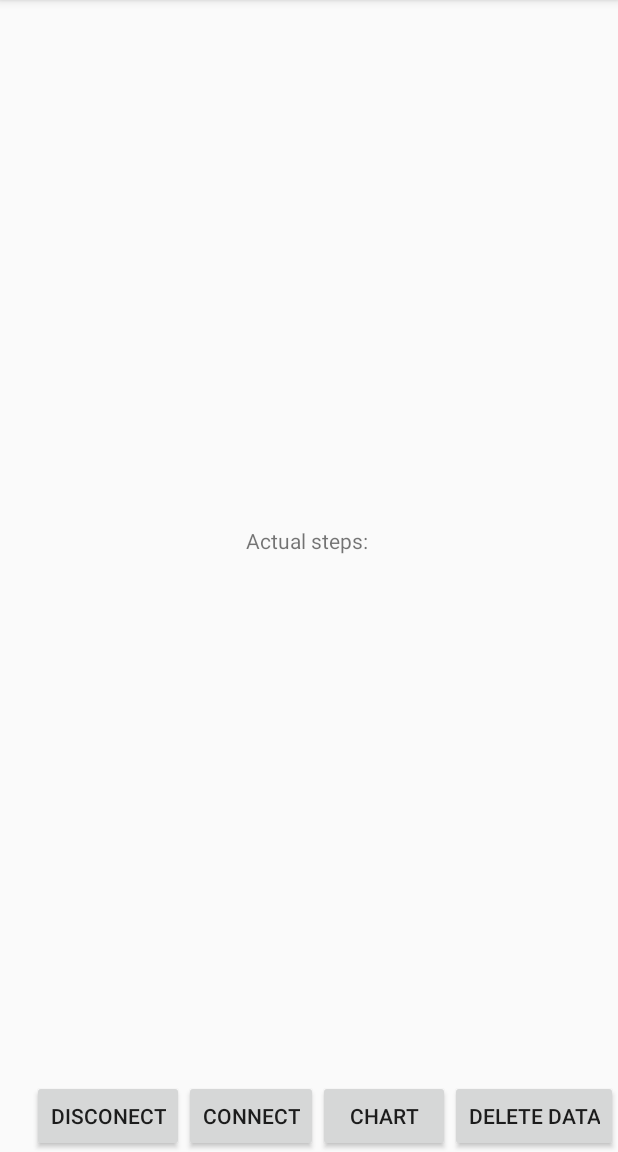
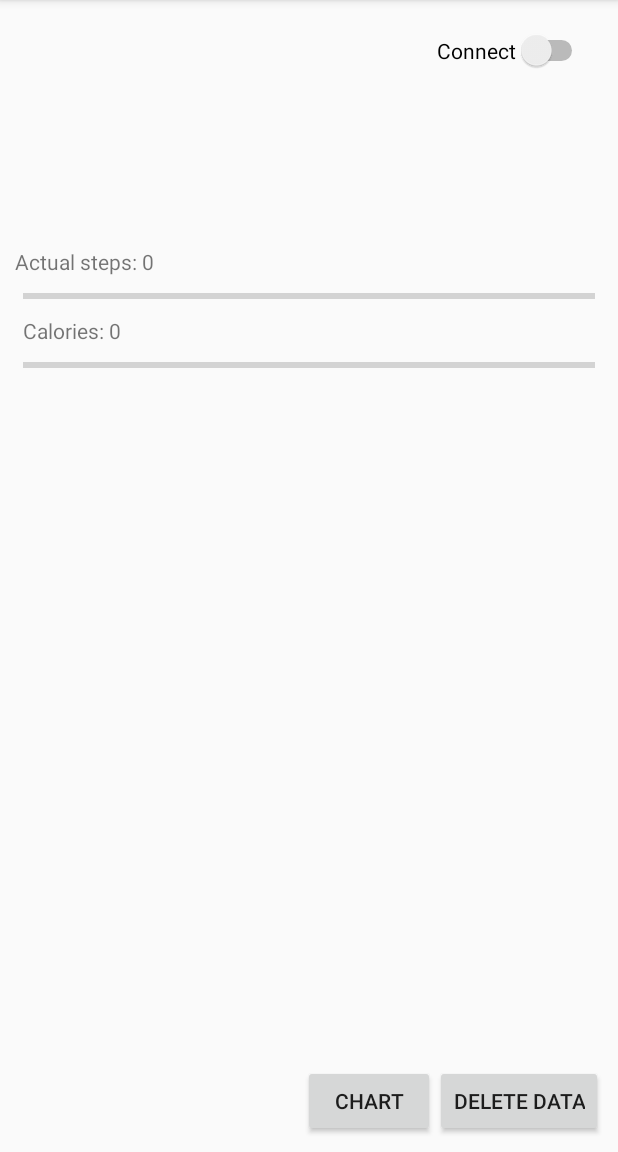
Before and after one commit to norbertFejer/SmartBand, an Android app: the screen it shows after launch (MainActivity), on a phone screen of 412 x 824 dp, the part 84-1236 px from its top. Run offline under Robolectric (Android 15) with nearby library versions, the phone set to English and light mode, and no system bars.

Commit message:
Fifth commit

```diff
--- a/app/src/main/java/com/example/elekesattila/smartband/ConnectBTAnswer.java
+++ b/app/src/main/java/com/example/elekesattila/smartband/ConnectBluetoothAnswer.java
@@ -1,5 +1,5 @@
 package com.example.elekesattila.smartband;
 
-public interface ConnectBTAnswer {
+public interface ConnectBluetoothAnswer {
     void isFinished(Boolean result);
 }
--- a/app/src/main/java/com/example/elekesattila/smartband/LineChartActivity.java
+++ b/app/src/main/java/com/example/elekesattila/smartband/LineChartActivity.java
@@ -6,6 +6,7 @@ import android.util.Log;
 
 import java.io.IOException;
 import java.text.SimpleDateFormat;
+import java.util.Calendar;
 
 import lecho.lib.hellocharts.model.LineChartData;
 import lecho.lib.hellocharts.model.Viewport;
@@ -28,7 +29,7 @@ public class LineChartActivity extends AppCompatActivity{
         try{
             Log.d(TAG, "Trying to load chart data.");
             stepChartData.setChartData();
-            updateChartData(new SimpleDateFormat("MMmdd").toString(), MainActivity.getStepCount());
+            updateChartData(new SimpleDateFormat("MMMdd").format(Calendar.getInstance().getTime()), MainActivity.getStepCount());
             lineChartData = stepChartData.getLineChartData();
         }
         catch (IOException e){
--- a/app/src/main/java/com/example/elekesattila/smartband/MainActivity.java
+++ b/app/src/main/java/com/example/elekesattila/smartband/MainActivity.java
@@ -1,24 +1,27 @@
 package com.example.elekesattila.smartband;
 
 import android.content.Intent;
+import android.os.Bundle;
 import android.support.v7.app.AppCompatActivity;
-import android.os.Bundle;
 import android.util.Log;
 import android.view.View;
 import android.widget.Button;
-import android.widget.RadioButton;
+import android.widget.CompoundButton;
+import android.widget.ProgressBar;
+import android.widget.Switch;
 import android.widget.TextView;
 import android.widget.Toast;
 
 import java.io.IOException;
-import java.util.concurrent.TimeUnit;
 
 public class MainActivity extends AppCompatActivity {
     private static final String TAG = "SmartBandMainActivity";
+    private static int stepCount;
+    private Button deleteButton, chartButton;
+    private Switch connectSwitch;
+    private static TextView stepCountView, caloriesView;
+    private static ProgressBar stepProgressBar, caloriesProgressbar;
     private static MessageHandler handler = new MessageHandler();
-    private static int stepCount;
-    private Button deleteButton, chartButton, connectButton, disconnectButton;
-    private static TextView stepCountView;
     private static SenderClass senderClass = new SenderClass();
     private BluetoothReceiverThread btrThread;
 
@@ -28,9 +31,13 @@ public class MainActivity extends AppCompatActivity {
 
         deleteButton = (Button) findViewById(R.id.DeleteButton);
         chartButton = (Button) findViewById(R.id.ChartButton);
-        connectButton = (Button) findViewById(R.id.ConnectButton);
         stepCountView = (TextView) findViewById(R.id.StepCountView);
-        disconnectButton = (Button) findViewById(R.id.DisconnectButton);
+        caloriesView = (TextView) findViewById(R.id.CaloriesView);
+        connectSwitch = (Switch)  findViewById(R.id.ConnectSwitch);
+        stepProgressBar = (ProgressBar) findViewById(R.id.StepProgressBar);
+        caloriesProgressbar = (ProgressBar) findViewById(R.id.CaloriesProgressBar);
+
+        setStepCount(0);
 
         NotificationListener.setBindListener(new NotificationBinder() {
             @Override
@@ -43,35 +50,11 @@ public class MainActivity extends AppCompatActivity {
                 Log.d(TAG, "Incoming call from: " + phoneNumber);
                 senderClass.sendIncomingPhoneCallNotification(phoneNumber);
             }
-        });
 
-        connectButton.setOnClickListener(new View.OnClickListener(){
-            public void onClick(View V){
-                Log.d(TAG, "Connecting.");
-                Toast.makeText(MainActivity.this, "Connecting...", Toast.LENGTH_SHORT).show();
-                new ConnectBT(senderClass, new ConnectBTAnswer() {
-                    @Override
-                    public void isFinished(Boolean connected) {
-                        Log.d(TAG, connected.toString());
-                        if (connected){
-                            Log.d(TAG, "Connected.");
-                            Toast.makeText(MainActivity.this, "Connected.", Toast.LENGTH_SHORT).show();
-                            btrThread = new BluetoothReceiverThread(senderClass.getBluetoothSocket(), handler);
-                            btrThread.start();
-                            senderClass.sendTime();
-                            try {
-                                TimeUnit.SECONDS.sleep(1);
-                            } catch (InterruptedException e) {
-                                Log.d(TAG, "Delay interrupted.");
-                            }
-                            senderClass.sendDate();
-                        }
-                        else{
-                            Log.d(TAG, "Connection failed.");
-                            Toast.makeText(MainActivity.this, "Connection failed.", Toast.LENGTH_SHORT).show();
-                        }
-                    }
-                }).execute();
+            @Override
+            public void endOfCall(){
+                Log.d(TAG, "Call ended.");
+                senderClass.sendEndOfNotification();
             }
         });
 
@@ -90,9 +73,32 @@ public class MainActivity extends AppCompatActivity {
             }
         });
 
-        disconnectButton.setOnClickListener(new View.OnClickListener(){
-            public void onClick(View V){
-               disconnect();
+        connectSwitch.setOnCheckedChangeListener(new CompoundButton.OnCheckedChangeListener() {
+            public void onCheckedChanged(CompoundButton buttonView, boolean isChecked) {
+                if (isChecked){
+                    Log.d(TAG, "Connecting.");
+                    Toast.makeText(MainActivity.this, "Connecting...", Toast.LENGTH_SHORT).show();
+                    new ConnectBluetooth(senderClass, new ConnectBluetoothAnswer() {
+                        @Override
+                        public void isFinished(Boolean connected) {
+                            Log.d(TAG, connected.toString());
+                            if (connected){
+                                Log.d(TAG, "Connected.");
+                                Toast.makeText(MainActivity.this, "Connected.", Toast.LENGTH_SHORT).show();
+                                btrThread = new BluetoothReceiverThread(senderClass.getBluetoothSocket(), handler);
+                                btrThread.start();
+                            }
+                            else{
+                                Log.d(TAG, "Connection failed.");
+                                Toast.makeText(MainActivity.this, "Connection failed.", Toast.LENGTH_SHORT).show();
+                                connectSwitch.setChecked(false);
+                            }
+                        }
+                    }).execute();
+                }
+                else{
+                    disconnect();
+                }
             }
         });
 
@@ -108,14 +114,14 @@ public class MainActivity extends AppCompatActivity {
             }
             @Override
             public void callReceived(String phoneNumber){
-                if (phoneNumber.equals("end")){
-                    Log.d(TAG, "Call ended.");
-                    senderClass.sendEndOfNotification();
-                }
-                else{
                     Log.d(TAG, "Incoming call from: " + phoneNumber);
                     senderClass.sendIncomingPhoneCallNotification(phoneNumber);
-                }
+            }
+
+            @Override
+            public void endOfCall(){
+                Log.d(TAG, "Call ended.");
+                senderClass.sendEndOfNotification();
             }
         });
     }
@@ -140,13 +146,25 @@ public class MainActivity extends AppCompatActivity {
     }
 
     public static void setStepCount(int stepCount) {
-        if (MainActivity.stepCount < stepCount){
+        Log.d(TAG, "Actual stepcount: " + MainActivity.stepCount);
+        Log.d(TAG, "Received stepcount: " + stepCount);
+        if (stepCount == 0){
+            Log.d(TAG, "Setting time.");
+            senderClass.sendTime();
+            senderClass.sendDate();
+        }
+        if (MainActivity.stepCount > stepCount){
             MainActivity.stepCount += stepCount;
             senderClass.sendStepCount(MainActivity.stepCount);
         }
         else{
             MainActivity.stepCount = stepCount;
         }
+        int calories = 6*MainActivity.stepCount/130;
         stepCountView.setText("Actual steps: " + MainActivity.stepCount);
+        caloriesView.setText("Calories: " + calories);
+        stepProgressBar.setProgress(MainActivity.stepCount);
+        caloriesProgressbar.setProgress(calories);
     }
+
 }
--- a/app/src/main/java/com/example/elekesattila/smartband/NotificationBinder.java
+++ b/app/src/main/java/com/example/elekesattila/smartband/NotificationBinder.java
@@ -1,8 +1,7 @@
 package com.example.elekesattila.smartband;
 
 public interface NotificationBinder {
-    //void bindSmsListener();
-    //void unbindSmsListener();
     void messageReceived(String message);
     void callReceived(String message);
+    void endOfCall();
 }
--- a/app/src/main/res/layout/activity_line_chart.xml
+++ b/app/src/main/res/layout/activity_line_chart.xml
@@ -9,6 +9,7 @@
     <lecho.lib.hellocharts.view.LineChartView
         android:id="@+id/LineChartView"
         android:layout_width="match_parent"
-        android:layout_height="match_parent" />
+        android:layout_height="match_parent"
+        android:layout_margin="10dp" />
 
 </android.support.constraint.ConstraintLayout>
--- a/app/src/main/res/layout/activity_main.xml
+++ b/app/src/main/res/layout/activity_main.xml
@@ -4,6 +4,7 @@
     xmlns:tools="http://schemas.android.com/tools"
     android:layout_width="match_parent"
     android:layout_height="match_parent"
+    android:padding="10dp"
     tools:context=".MainActivity">
 
     <Button
@@ -26,37 +27,55 @@
         tools:layout_editor_absoluteX="16dp"
         tools:layout_editor_absoluteY="447dp" />
 
-    <Button
-        android:id="@+id/ConnectButton"
+    <Switch
+        android:id="@+id/ConnectSwitch"
         android:layout_width="wrap_content"
         android:layout_height="wrap_content"
+        android:layout_margin="10dp"
         android:text="Connect"
-        app:layout_constraintBottom_toBottomOf="parent"
-        app:layout_constraintRight_toLeftOf="@id/ChartButton"
-        tools:layout_editor_absoluteX="16dp"
-        tools:layout_editor_absoluteY="447dp" />
-
-    <Button
-        android:id="@+id/DisconnectButton"
-        android:layout_width="wrap_content"
-        android:layout_height="wrap_content"
-        android:text="Disconect"
-        app:layout_constraintBottom_toBottomOf="parent"
-        app:layout_constraintRight_toLeftOf="@id/ConnectButton"
-        tools:layout_editor_absoluteX="16dp"
-        tools:layout_editor_absoluteY="447dp" />
+        app:layout_constraintRight_toRightOf="parent"
+        app:layout_constraintTop_toTopOf="parent" />
 
     <TextView
         android:id="@+id/StepCountView"
         android:layout_width="wrap_content"
         android:layout_height="wrap_content"
+        android:layout_marginTop="10dp"
         android:text="Actual steps: "
         app:layout_constraintBottom_toTopOf="@+id/ChartButton"
         app:layout_constraintEnd_toEndOf="parent"
-        app:layout_constraintHorizontal_bias="0.5"
+        app:layout_constraintHorizontal_bias="0.0"
         app:layout_constraintStart_toStartOf="parent"
         app:layout_constraintTop_toTopOf="parent"
-        app:layout_constraintVertical_bias="0.5" />
+        app:layout_constraintVertical_bias="0.216" />
 
+    <TextView
+        android:id="@+id/CaloriesView"
+        android:layout_width="wrap_content"
+        android:layout_height="wrap_content"
+        android:layout_margin="5dp"
+        android:text="Calories: "
+        app:layout_constraintLeft_toLeftOf="parent"
+        app:layout_constraintTop_toBottomOf="@+id/StepProgressBar" />
+
+    <ProgressBar
+        android:id="@+id/StepProgressBar"
+        style="?android:attr/progressBarStyleHorizontal"
+        android:layout_width="match_parent"
+        android:layout_height="wrap_content"
+        android:layout_margin="5dp"
+        app:layout_constraintTop_toBottomOf="@+id/StepCountView"
+        tools:layout_editor_absoluteX="16dp"
+        android:max="100" />
+
+    <ProgressBar
+        android:id="@+id/CaloriesProgressBar"
+        style="?android:attr/progressBarStyleHorizontal"
+        android:layout_width="match_parent"
+        android:layout_height="wrap_content"
+        android:layout_margin="5dp"
+        app:layout_constraintTop_toBottomOf="@+id/CaloriesView"
+        tools:layout_editor_absoluteX="87dp"
+        android:max="45" />
 
 </android.support.constraint.ConstraintLayout>
```
Also changed, not shown: app/src/main/java/com/example/elekesattila/smartband/BluetoothReceiverThread.java (+8 -5 lines), app/src/main/java/com/example/elekesattila/smartband/ChartData.java (deleted, +0 -91 lines), app/src/main/java/com/example/elekesattila/smartband/ConnectBluetooth.java (renamed from app/src/main/java/com/example/elekesattila/smartband/ConnectBT.java, +8 -4 lines), app/src/main/java/com/example/elekesattila/smartband/MessageHandler.java (+9 -6 lines), app/src/main/java/com/example/elekesattila/smartband/NotificationListener.java (+2 -5 lines), app/src/main/java/com/example/elekesattila/smartband/SenderClass.java (+7 -6 lines).
